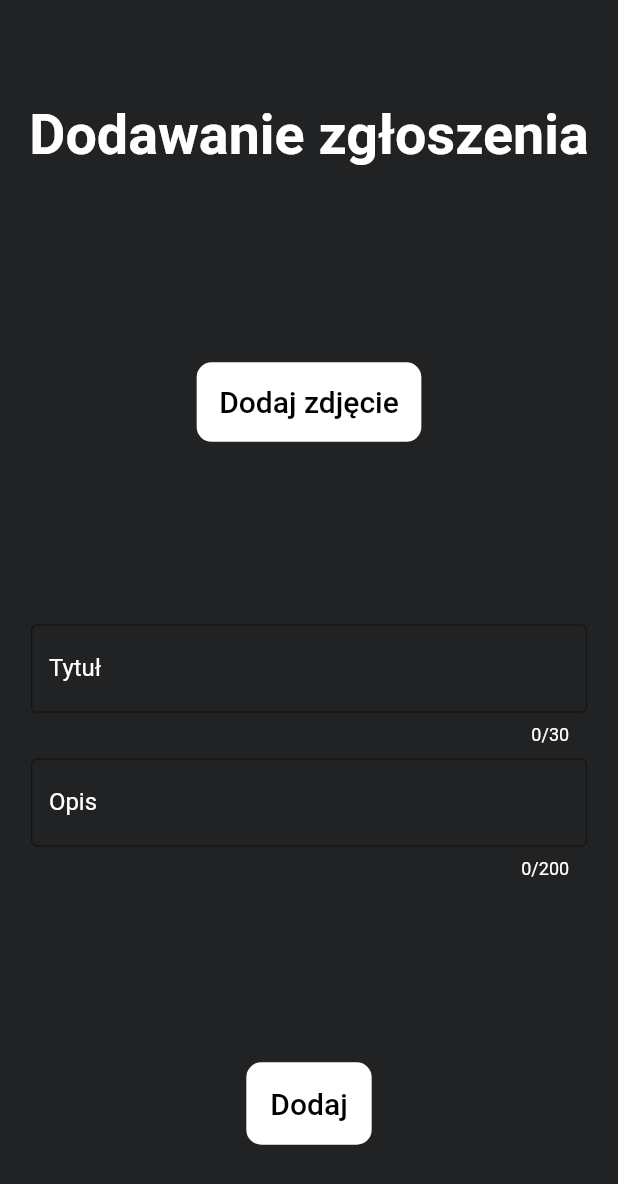
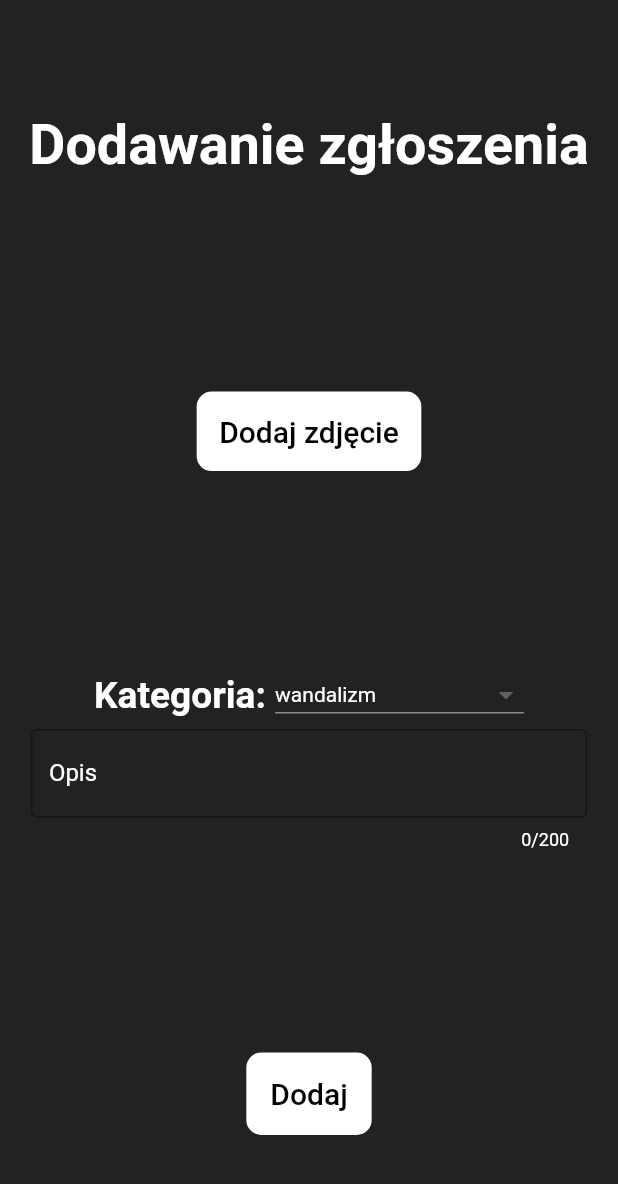
Before and after one commit to Marusiella/miastoerror, a Flutter app: the AddPost screen opened by its route, on a phone screen of 412 x 824 dp. Shown: the top 1184 px of the screen. Run offline on Flutter 3.47's test engine with Material 2 defaults, Android fonts, the phone set to English and light mode, and no system bars; our stand-ins replace cloud_firestore, firebase_analytics, firebase_auth, firebase_core, firebase_crashlytics, firebase_database and 6 more; missing offline and left inert: flutter_osm_plugin; accounts and stored records are empty.

Commit message:
better tittle

```diff
--- a/lib/add_post.dart
+++ b/lib/add_post.dart
@@ -2,6 +2,7 @@ import 'dart:io';
 
 import 'package:flutter/material.dart';
 import 'package:image_picker/image_picker.dart';
+import 'package:miastoerror/main.dart';
 import 'package:provider/provider.dart';
 
 import 'provider.dart';
@@ -72,22 +73,57 @@ class _AddPostState extends State<AddPost> {
           width: MediaQuery.of(context).size.width * 0.9,
           child: Column(
             children: [
-              TextField(
-                style: const TextStyle(color: Colors.white),
-                maxLength: 30,
-                decoration: const InputDecoration(
-                  helperStyle: TextStyle(color: Colors.white),
-                  labelStyle: TextStyle(color: Colors.white),
-                  hintStyle: TextStyle(color: Colors.white),
-                  errorStyle: TextStyle(color: Colors.white),
-                  border: OutlineInputBorder(
-                    borderSide: BorderSide(color: Colors.white),
+              // TextField(
+              //   style: const TextStyle(color: Colors.white),
+              //   maxLength: 30,
+              //   decoration: const InputDecoration(
+              //     helperStyle: TextStyle(color: Colors.white),
+              //     labelStyle: TextStyle(color: Colors.white),
+              //     hintStyle: TextStyle(color: Colors.white),
+              //     errorStyle: TextStyle(color: Colors.white),
+              //     border: OutlineInputBorder(
+              //       borderSide: BorderSide(color: Colors.white),
+              //     ),
+              //     labelText: 'Tytuł',
+              //   ),
+              //   onChanged: (value) =>
+              //       Provider.of<MyProvider>(context, listen: false)
+              //           .setTitle(value),
+              // ),
+              Row(
+                mainAxisAlignment: MainAxisAlignment.center,
+                children: [
+                  Text(
+                    "Kategoria: ",
+                    style: TextStyle(
+                        fontSize: MediaQuery.of(context).size.height * 0.03,
+                        fontWeight: FontWeight.bold,
+                        fontFamily: "Roboto",
+                        color: Colors.white),
                   ),
-                  labelText: 'Tytuł',
-                ),
-                onChanged: (value) =>
-                    Provider.of<MyProvider>(context, listen: false)
-                        .setTitle(value),
+                  DropdownButton(
+                      dropdownColor: const Color.fromARGB(255, 33, 34, 35),
+                      isDense: true,
+                      style: const TextStyle(color: Colors.white),
+                      value: Provider.of<MyProvider>(context).getType,
+                      items: typesOfPosts.map((element) {
+                        return DropdownMenuItem(
+                            alignment: Alignment.center,
+                            value: element,
+                            child: Container(
+                              alignment: Alignment.center,
+                              // constraints: BoxConstraints(minHeight: 48.0),
+                              color: const Color.fromARGB(255, 33, 34, 35),
+                              child: Text(
+                                element,
+                              ),
+                            ));
+                      }).toList(),
+                      onChanged: (field) {
+                        Provider.of<MyProvider>(context, listen: false)
+                            .setType(field.toString());
+                      }),
+                ],
               ),
               SizedBox(
                 height: MediaQuery.of(context).size.height * 0.01,
@@ -123,7 +159,7 @@ class _AddPostState extends State<AddPost> {
             onPressed: () {
               if (Provider.of<MyProvider>(context, listen: false).urlImage !=
                       "" &&
-                  Provider.of<MyProvider>(context, listen: false).title != "" &&
+                  Provider.of<MyProvider>(context, listen: false).type != "" &&
                   Provider.of<MyProvider>(context, listen: false).description !=
                       "") {
                 Provider.of<MyProvider>(context, listen: false).addPost();
--- a/lib/list_of.dart
+++ b/lib/list_of.dart
@@ -96,6 +96,7 @@ class ListHome extends StatelessWidget {
                                               .posts[index]
                                               .title,
                                           shorter: true),
+                                      textAlign: TextAlign.center,
                                       style: TextStyle(
                                           fontSize:
                                               mediaQuery.size.height * 0.03,
--- a/lib/main.dart
+++ b/lib/main.dart
@@ -23,7 +23,12 @@ import 'presentation.dart';
 import 'provider.dart';
 
 const List<String> city = ["niepolomice"];
-
+const List<String> typesOfPosts = [
+  "wandalizm",
+  "uszkodzenie mienia",
+  "brak elementu",
+  "usprawnienie działania"
+];
 void main() async {
   WidgetsFlutterBinding.ensureInitialized();
   await Firebase.initializeApp(
--- a/lib/map_screen.dart
+++ b/lib/map_screen.dart
@@ -57,7 +57,8 @@ class _MapScreenState extends State<MapScreen> {
               .forEach((element) {
             if (element.latitude == point.latitude &&
                 element.longitude == point.longitude) {
-              Navigator.pushNamed(context, '/info', arguments: element);
+              Navigator.pushReplacementNamed(context, '/info',
+                  arguments: element);
             }
           });
         },
--- a/lib/models.dart
+++ b/lib/models.dart
@@ -36,6 +36,8 @@ class DbPost {
   final List<String> downvotes; // uid of users
   final double latitude;
   final double longitude;
+  final DateTime date;
+  int score;
 
   DbPost({
     required this.id,
@@ -48,6 +50,8 @@ class DbPost {
     required this.downvotes,
     required this.latitude,
     required this.longitude,
+    required this.date,
+    required this.score,
   });
 
   // write constructor for class from firebase
@@ -69,6 +73,8 @@ class DbPost {
         downvotes: listD,
         latitude: map['latitude'],
         longitude: map['longitude'],
+        date: map['date'].toDate(),
+        score: map['score'],
       );
     } catch (e) {
       print(e);
@@ -84,6 +90,8 @@ class DbPost {
         downvotes: [],
         latitude: 0,
         longitude: 0,
+        date: DateTime.now(),
+        score: 0,
       );
     }
   }
@@ -98,6 +106,8 @@ class DbPost {
       'downvotes': downvotes,
       'latitude': latitude,
       'longitude': longitude,
+      'date': date,
+      'score': score,
     };
   }
 }
```
Also changed, not shown: lib/info_file.dart (+5 -6 lines), lib/provider.dart (+16 -2 lines).
